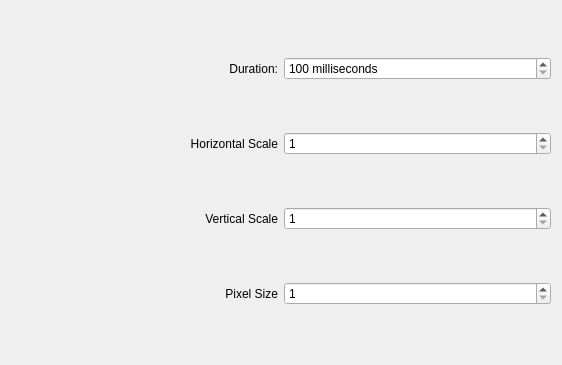
Above: kwin/doom/config.ui from Schneegans/Burn-My-Windows before the change. Below: the same form after it.
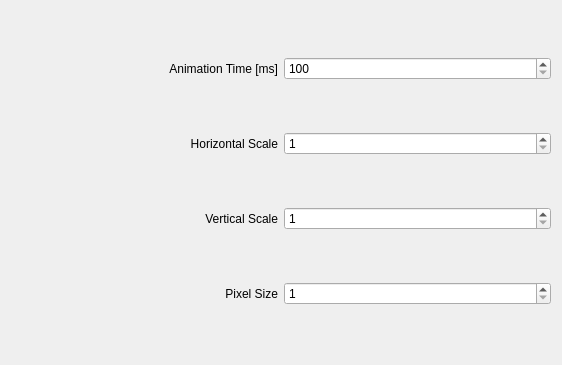
That is the form after the change.

Patch:
```diff
--- a/kwin/doom/config.ui
+++ b/kwin/doom/config.ui
@@ -33,7 +33,7 @@
             <item row="0" column="0">
                 <widget class="QLabel" name="label">
                     <property name="text">
-                        <string>Duration:</string>
+                        <string>Animation Time [ms]</string>
                     </property>
                     <property name="alignment">
                         <set>Qt::AlignRight|Qt::AlignTrailing|Qt::AlignVCenter</set>
@@ -62,9 +62,6 @@
             </item>
             <item row="0" column="1">
                 <widget class="QSpinBox" name="kcfg_Duration">
-                    <property name="suffix">
-                        <string> milliseconds</string>
-                    </property>
                     <property name="minimum">
                         <number>100</number>
                     </property>
```
